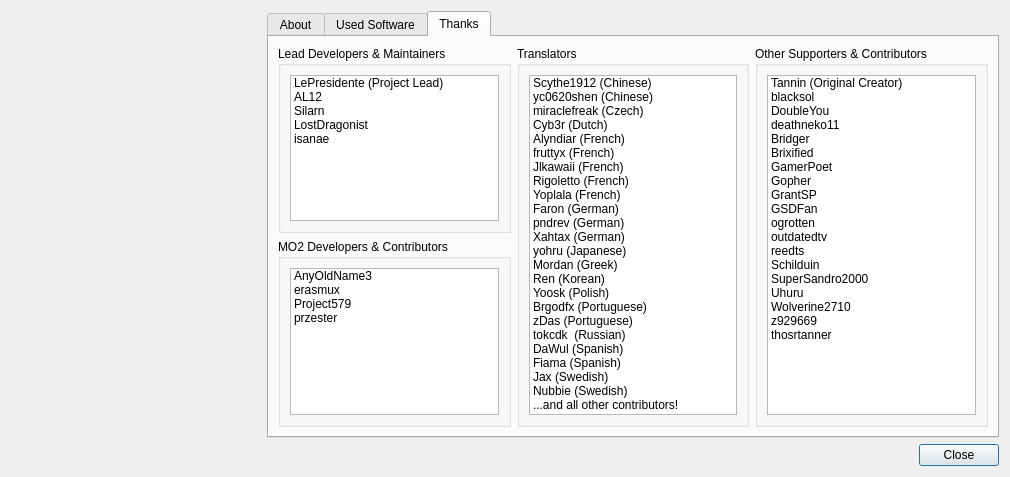
Old version of the form modorganizer/src/aboutdialog.ui in the repository Holt59/mo2-merge.
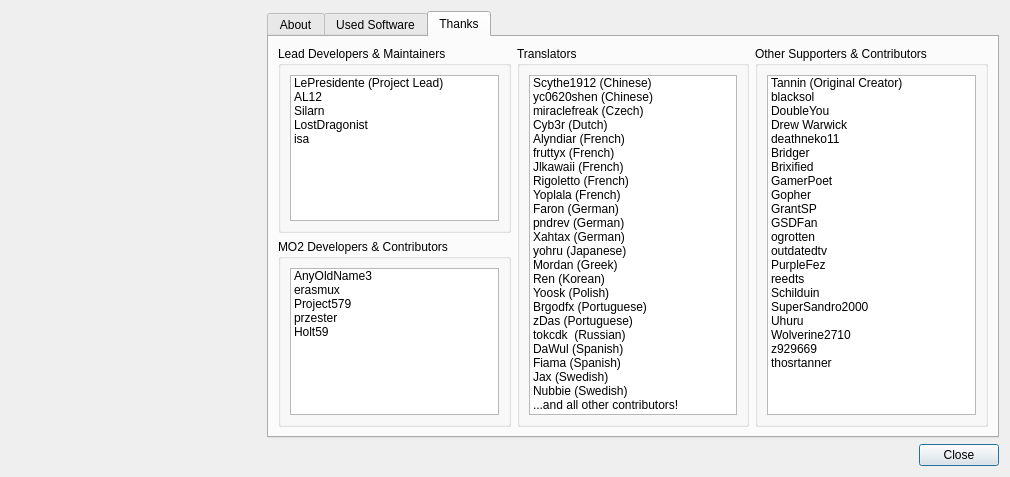
New version of the form. The open tabs and pages were chosen to show the change. Icons and pictures are not drawn. Custom widgets are drawn as their Qt base class.

Commit message: [modorganizer] added names to the about dialog

```diff
--- a/modorganizer/src/aboutdialog.ui
+++ b/modorganizer/src/aboutdialog.ui
@@ -217,7 +217,7 @@
               </item>
               <item>
                <property name="text">
-                <string notr="true">isanae</string>
+                <string notr="true">isa</string>
                </property>
               </item>
              </widget>
@@ -256,6 +256,11 @@
                 <string notr="true">przester</string>
                </property>
               </item>
+              <item>
+               <property name="text">
+                <string>Holt59</string>
+               </property>
+              </item>
              </widget>
             </item>
            </layout>
@@ -429,6 +434,11 @@
                 <string notr="true">DoubleYou</string>
                </property>
               </item>
+              <item>
+               <property name="text">
+                <string>Drew Warwick</string>
+               </property>
+              </item>
               <item>
                <property name="text">
                 <string notr="true">deathneko11</string>
@@ -474,6 +484,11 @@
                 <string notr="true">outdatedtv</string>
                </property>
               </item>
+              <item>
+               <property name="text">
+                <string>PurpleFez</string>
+               </property>
+              </item>
               <item>
                <property name="text">
                 <string notr="true">reedts</string>
```
